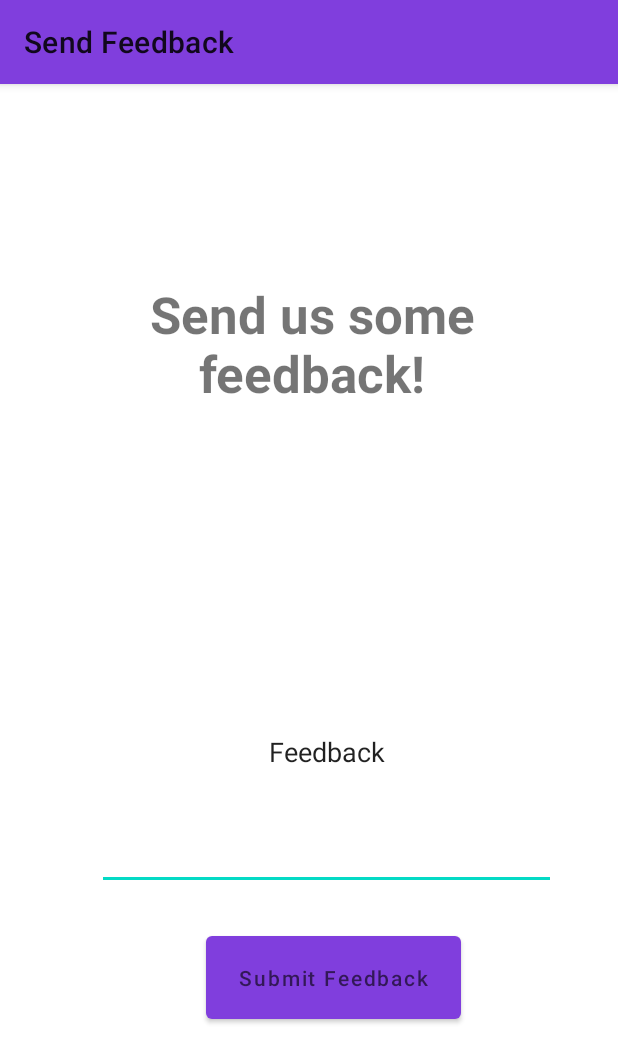
After one commit to 20079186/Mob2-PB, an Android app: the FeedbackActivity screen opened directly, with no data from a screen before it, on a phone screen of 412 x 824 dp. The commit adds this screen. Shown: the top 1063 px of the screen. Run offline under Robolectric (Android 15) with nearby library versions, the phone set to English and light mode, and no system bars.

Commit message:
Final Push

```diff
--- a/app/src/main/java/ie/wit/mob2_pb/activities/login/LoginActivity.kt
+++ b/app/src/main/java/ie/wit/mob2_pb/activities/login/LoginActivity.kt
@@ -186,7 +186,7 @@ class LoginActivity : AppCompatActivity() {
 //    private fun updateUiWithUser(model: LoggedInUserView) {
 //        val welcome = getString(R.string.welcome)
 //        val displayName = model.displayName
-//        // TODO : initiate successful logged in experience
+//
 //        Toast.makeText(
 //            applicationContext,
 //            "$welcome $displayName",
--- /dev/null
+++ b/app/src/main/java/ie/wit/mob2_pb/activities/pages/FeedbackActivity.kt
@@ -0,0 +1,41 @@
+package ie.wit.mob2_pb.activities.pages
+
+import android.content.Intent
+import androidx.appcompat.app.AppCompatActivity
+import android.os.Bundle
+import android.widget.Toast
+import ie.wit.mob2_pb.R
+import ie.wit.mob2_pb.activities.MainActivity
+
+import ie.wit.mob2_pb.databinding.ActivityFeedbackBinding
+
+
+class FeedbackActivity : AppCompatActivity() {
+
+    private lateinit var binding: ActivityFeedbackBinding
+
+
+    override fun onCreate(savedInstanceState: Bundle?) {
+        super.onCreate(savedInstanceState)
+        setContentView(R.layout.activity_feedback)
+
+
+        binding = ActivityFeedbackBinding.inflate(layoutInflater)
+        setContentView(binding.root)
+
+
+        val button2 = binding.button2
+
+        button2.setOnClickListener {
+            val launcherIntent = Intent(this, MainActivity::class.java)
+            startActivityForResult(launcherIntent,0)
+                Toast.makeText(
+                    this,
+                    "Feedback submitted!",
+                    Toast.LENGTH_SHORT
+                ).show()
+            }
+
+        }
+
+    }
--- a/app/src/main/java/ie/wit/mob2_pb/activities/NoticesActivity.kt
+++ b/app/src/main/java/ie/wit/mob2_pb/activities/pages/NoticesActivity.kt
@@ -1,4 +1,4 @@
-package ie.wit.mob2_pb.activities
+package ie.wit.mob2_pb.activities.pages
 
 import android.os.Bundle
 import androidx.appcompat.app.AppCompatActivity
--- /dev/null
+++ b/app/src/main/res/layout/activity_feedback.xml
@@ -0,0 +1,60 @@
+<?xml version="1.0" encoding="utf-8"?>
+<androidx.constraintlayout.widget.ConstraintLayout xmlns:android="http://schemas.android.com/apk/res/android"
+    xmlns:app="http://schemas.android.com/apk/res-auto"
+    xmlns:tools="http://schemas.android.com/tools"
+    android:layout_width="match_parent"
+    android:layout_height="match_parent"
+    tools:context=".activities.pages.FeedbackActivity">
+
+    <TextView
+        android:id="@+id/textView12"
+        android:layout_width="316dp"
+        android:layout_height="103dp"
+        android:layout_marginStart="50dp"
+        android:layout_marginTop="181dp"
+        android:layout_marginEnd="31dp"
+        android:layout_marginBottom="87dp"
+        android:text="@string/feedback_page"
+        android:textAlignment="center"
+        android:textSize="34sp"
+        android:textStyle="bold"
+        app:layout_constraintBottom_toTopOf="@+id/feedback_box"
+        app:layout_constraintEnd_toEndOf="parent"
+        app:layout_constraintHorizontal_bias="0.0"
+        app:layout_constraintStart_toStartOf="parent"
+        app:layout_constraintTop_toTopOf="parent" />
+
+    <EditText
+        android:id="@+id/feedback_box"
+        android:layout_width="306dp"
+        android:layout_height="184dp"
+        android:layout_marginStart="64dp"
+        android:layout_marginTop="32dp"
+        android:layout_marginEnd="41dp"
+        android:layout_marginBottom="281dp"
+        android:ems="10"
+        android:text="Feedback"
+        android:textAlignment="center"
+        app:layout_constraintBottom_toBottomOf="parent"
+        app:layout_constraintEnd_toEndOf="parent"
+        app:layout_constraintHorizontal_bias="1.0"
+        app:layout_constraintStart_toStartOf="parent"
+        app:layout_constraintTop_toBottomOf="@+id/textView12"
+        app:layout_constraintVertical_bias="0.0" />
+
+    <Button
+        android:id="@+id/button2"
+        android:layout_width="170dp"
+        android:layout_height="67dp"
+        android:layout_marginStart="138dp"
+        android:layout_marginTop="24dp"
+        android:layout_marginEnd="106dp"
+        android:layout_marginBottom="138dp"
+        android:hint="Submit Feedback"
+        android:autofillHints="Submit Feedback"
+        app:layout_constraintBottom_toBottomOf="parent"
+        app:layout_constraintEnd_toEndOf="parent"
+        app:layout_constraintStart_toStartOf="parent"
+        app:layout_constraintTop_toBottomOf="@+id/feedback_box" />
+
+</androidx.constraintlayout.widget.ConstraintLayout>
--- /dev/null
+++ b/app/src/main/res/values/attrs.xml
@@ -0,0 +1,6 @@
+<resources>
+    <declare-styleable name="FullscreenAttrs">
+        <attr name="fullscreenBackgroundColor" format="color" />
+        <attr name="fullscreenTextColor" format="color" />
+    </declare-styleable>
+</resources>
```
Also changed, not shown: app/src/main/AndroidManifest.xml (+5 -5 lines), app/src/main/java/ie/wit/mob2_pb/activities/MainActivity.kt (+1 -6 lines), app/src/main/java/ie/wit/mob2_pb/activities/SettingsActivity.kt (deleted, +0 -34 lines), app/src/main/java/ie/wit/mob2_pb/activities/pages/AboutActivity.kt (added, +12 -0 lines), app/src/main/java/ie/wit/mob2_pb/activities/pages/DashboardActivity.kt (added, +12 -0 lines), app/src/main/java/ie/wit/mob2_pb/activities/pages/SettingsActivity.kt (added, +27 -0 lines), app/src/main/res/layout/activity_about.xml (added, +55 -0 lines), app/src/main/res/layout/activity_dashboard.xml (added, +9 -0 lines), app/src/main/res/layout/notices_activity.xml (added, +129 -0 lines), app/src/main/res/values/styles.xml (added, +10 -0 lines).
